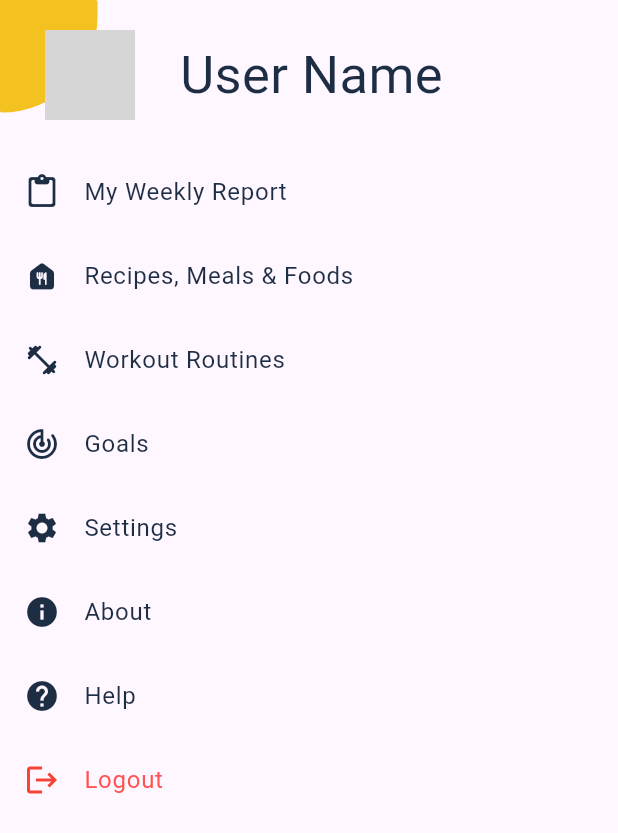
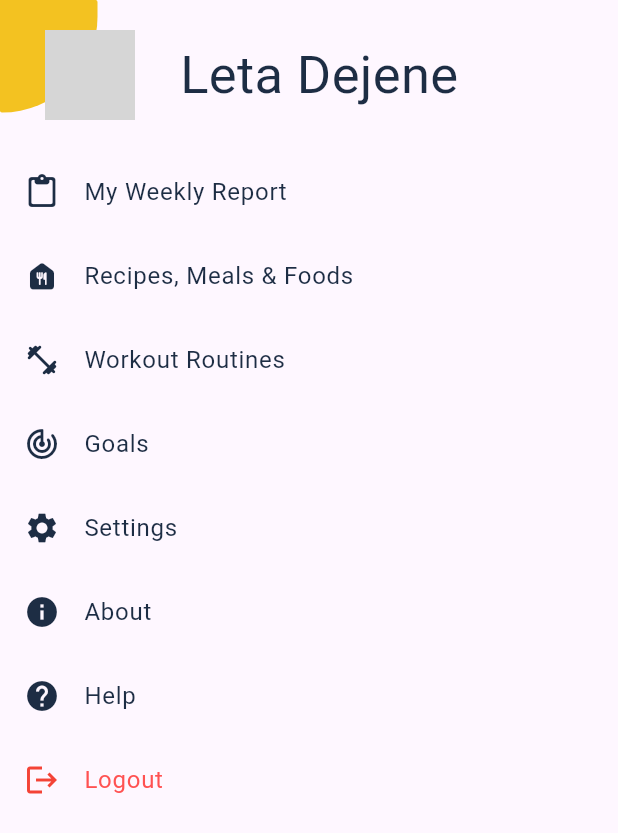
Before and after one commit to jabezinu/MyFitnesspal_TeamIV, a Flutter app: the More screen opened directly, on a phone screen of 412 x 824 dp. Shown: the top 833 px of the screen. Run offline on Flutter 3.47's test engine with Material 3 defaults, Android fonts, the phone set to English and light mode, and no system bars; our stand-ins replace equatable, flutter_bloc, percent_indicator; network calls fail; grey boxes are pictures that could not be loaded.

Commit message:
some improvements added suu

```diff
--- a/mobile_flutter/lib/ui/screen/more.dart
+++ b/mobile_flutter/lib/ui/screen/more.dart
@@ -36,7 +36,7 @@ class More extends StatelessWidget {
                         ),
                       ),
                       Text(
-                        "User Name",
+                        "Leta Dejene",
                         style: TextStyle(color: appBackground(1), fontSize: 35),
                       ),
                     ],
```
